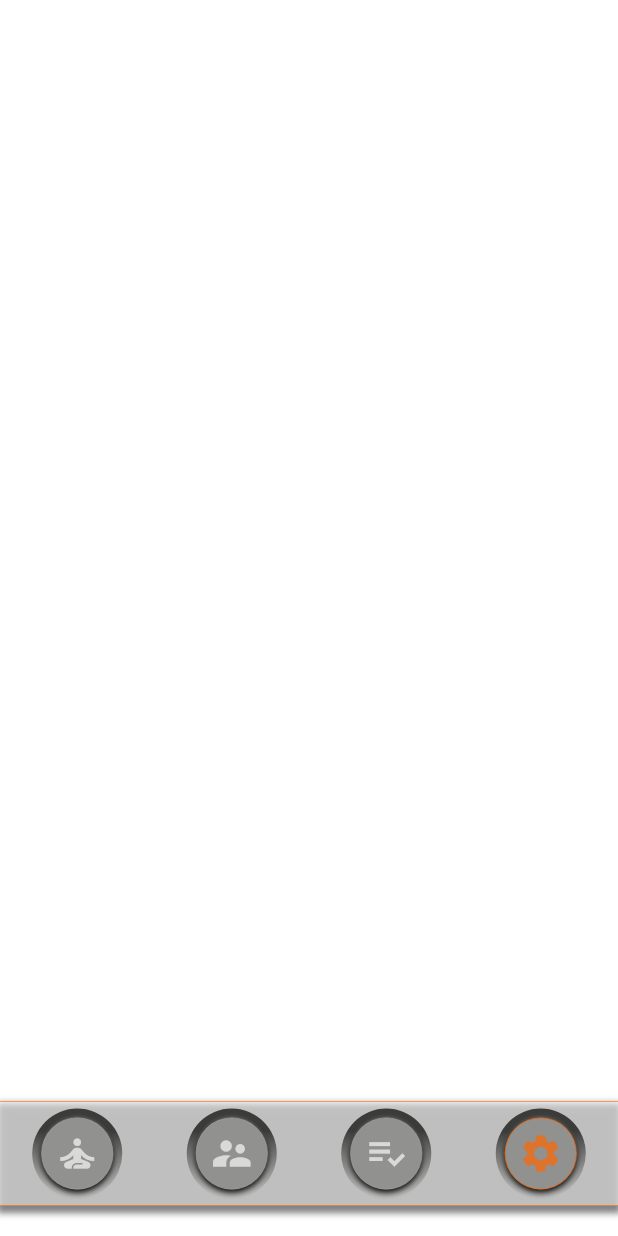
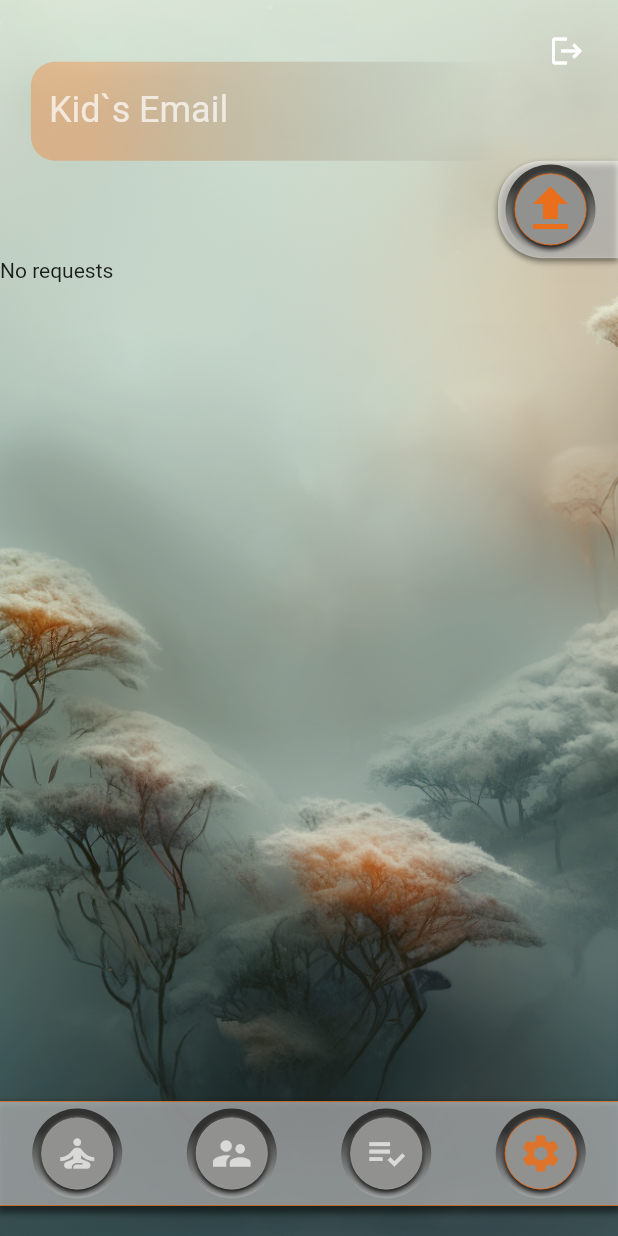
Before and after one commit to denissavishchev/young_journal, a Flutter app: the screen it shows once a user with an empty profile is signed in, swiped to page 4, on a phone screen of 412 x 824 dp. Run offline on Flutter 3.47's test engine with Material 2 defaults, Android fonts, the phone set to English and light mode, and no system bars; our stand-ins replace cloud_firestore, firebase_auth, firebase_core, shared_preferences; missing offline and left inert: flutter_rounded_date_picker; accounts and stored records are empty.

Commit message:
requests

```diff
--- a/lib/main.dart
+++ b/lib/main.dart
@@ -9,6 +9,7 @@ import 'models/home_provider_model.dart';
 import 'models/pets_provider_model.dart';
 import 'models/plans_provider_model.dart';
 import 'models/reg_provider_model.dart';
+import 'models/settings_provider_model.dart';
 
 String email = 'denis@gmail.com';
 
@@ -31,6 +32,7 @@ class MyApp extends StatelessWidget {
         ChangeNotifierProvider<KidProvider>(create: (_) => KidProvider()),
         ChangeNotifierProvider<PlansProvider>(create: (_) => PlansProvider()),
         ChangeNotifierProvider<PetsProvider>(create: (_) => PetsProvider()),
+        ChangeNotifierProvider<SettingsProvider>(create: (_) => SettingsProvider()),
         ChangeNotifierProvider<LoginProvider>(create: (_) => LoginProvider()),
         ChangeNotifierProvider<RegProvider>(create: (_) => RegProvider()),
       ],
--- a/lib/models/home_provider_model.dart
+++ b/lib/models/home_provider_model.dart
@@ -1,7 +1,7 @@
 import 'package:flutter/material.dart';
 import 'package:shared_preferences/shared_preferences.dart';
 import '../main.dart';
-import '../pages/custom_page.dart';
+import '../pages/settings_page.dart';
 import '../pages/kid_task_page.dart';
 import '../pages/pets_page.dart';
 import '../pages/plans_page.dart';
@@ -12,7 +12,7 @@ class MainProvider with ChangeNotifier {
     const KidTaskPage(),
     const PlansPage(),
     const PetsPage(),
-    const CustomPage(),
+    const SettingsPage(),
   ];
 
   final List icons = ['hand', 'task', 'pet', 'serves'];
--- a/lib/models/reg_provider_model.dart
+++ b/lib/models/reg_provider_model.dart
@@ -29,7 +29,7 @@ class RegProvider with ChangeNotifier {
       'surname': surnameController.text.trim(),
       'relation': relationController.text.trim(),
       'email': eMailController.text.trim(),
-      'kid': elder ? 'n' : 'y',
+      'kid': elder ? 'false' : 'true',
         });
 
   }
--- /dev/null
+++ b/lib/models/settings_provider_model.dart
@@ -0,0 +1,42 @@
+import 'package:cloud_firestore/cloud_firestore.dart';
+import 'package:firebase_auth/firebase_auth.dart';
+import 'package:flutter/material.dart';
+import 'package:young_journal/main.dart';
+
+class SettingsProvider with ChangeNotifier {
+
+  final TextEditingController requestController = TextEditingController();
+
+  String name = '';
+  String surname = '';
+  String relation = '';
+
+  Future<void> checkEmail() async {
+      final list = await FirebaseAuth.instance.fetchSignInMethodsForEmail(
+          requestController.text.trim());
+      if (list.isNotEmpty) {
+        var request = await FirebaseFirestore.instance.collection("users").get();
+        for( var values in request.docs){
+          if(values.data().containsValue(email)){
+            name = values.data()['name'];
+            surname = values.data()['surname'];
+            relation = values.data()['relation'];
+          }
+        }
+        await FirebaseFirestore.instance
+            .collection('requests')
+            .doc(requestController.text.trim())
+            .set({
+          'accepted': 'false',
+          'name': name,
+          'surname': surname,
+          'relation': relation,
+        });
+
+      } else {
+        print('This email does`t exist');
+
+      }
+  }
+
+}
--- a/lib/pages/custom_page.dart
+++ /dev/null
@@ -1,12 +0,0 @@
-import 'package:flutter/material.dart';
-
-class CustomPage extends StatelessWidget {
-  const CustomPage({Key? key}) : super(key: key);
-
-  @override
-  Widget build(BuildContext context) {
-    return Scaffold(
-      backgroundColor: Colors.white,
-    );
-  }
-}
--- /dev/null
+++ b/lib/pages/settings_page.dart
@@ -0,0 +1,99 @@
+import 'package:cloud_firestore/cloud_firestore.dart';
+import 'package:flutter/material.dart';
+import 'package:provider/provider.dart';
+import 'package:young_journal/main.dart';
+import 'package:young_journal/models/settings_provider_model.dart';
+import 'package:young_journal/widgets/side_button_widget.dart';
+import '../constants.dart';
+import '../widgets/basic_container_widget.dart';
+import '../widgets/fade_textfield_widget.dart';
+
+class SettingsPage extends StatelessWidget {
+  const SettingsPage({Key? key}) : super(key: key);
+
+  @override
+  Widget build(BuildContext context) {
+    Size size = MediaQuery.of(context).size;
+    return Scaffold(
+      resizeToAvoidBottomInset: false,
+      backgroundColor: kGreen.withOpacity(0.1),
+      body: Consumer<SettingsProvider>(
+        builder: (context, data, child){
+          return SizedBox(
+            width: size.width,
+            height: size.height,
+            child: Column(
+              children: [
+                SizedBox(height: size.height * 0.05),
+                FadeTextFieldWidget(
+                  textEditingController: data.requestController,
+                  hintText: 'Kid`s Email',),
+                Align(
+                  alignment: Alignment.centerRight,
+                  child: SideButtonWidget(
+                    right: false,
+                      child: Icon(Icons.upload, color: kOrange.withOpacity(0.8), size: 40,),
+                      onTap: (){
+                      data.checkEmail();
+                      }
+                      ),
+                ),
+                SizedBox(
+                  width: size.width,
+                  height: size.height * 0.2,
+                  child: StreamBuilder(
+                    stream: FirebaseFirestore.instance
+                        .collection('requests')
+                        .snapshots(),
+                    builder: (context, snapshot) {
+                      print('1 ${FirebaseFirestore.instance
+                          .collection('requests').doc(email).toString().substring(49, )}');
+                      print('2 $email');
+
+                      if (snapshot.hasData && FirebaseFirestore.instance
+                          .collection('requests').doc(email).toString().substring(49, ) == '$email)') {
+                        return ListView.builder(
+                          padding: EdgeInsets.only(bottom: size.height * 0.12),
+                          itemCount: snapshot.data?.docs.length,
+                          // controller: data.scrollController,
+                          reverse: false,
+                          shrinkWrap: true,
+                          itemBuilder: (context, index) {
+                            return BasicContainerWidget(
+                              height: 0.1,
+                              child: Padding(
+                                padding: const EdgeInsets.symmetric(vertical: 8.0),
+                                child: Row(
+                                  children: [
+                                    Padding(
+                                      padding: const EdgeInsets.symmetric(horizontal: 8.0),
+                                      child: SizedBox(
+                                        width: 100,
+                                        child: Column(
+                                          mainAxisAlignment: MainAxisAlignment.spaceEvenly,
+                                          children: [
+                                            Text((snapshot.data?.docs[index].get('name')).toString(),
+                                              style: const TextStyle(color: Colors.red,fontSize: 20),),
+                                          ],
+                                        ),
+                                      ),
+                                    ),
+                                  ],
+                                ),
+                              ),
+                            );
+                          },
+                        );
+                      }
+                      return const Text('No requests');
+                    },
+                  ),
+                )
+              ],
+            ),
+          );
+        },
+      )
+    );
+  }
+}
```
Also changed, not shown: assets/images/bg11.png (added).
